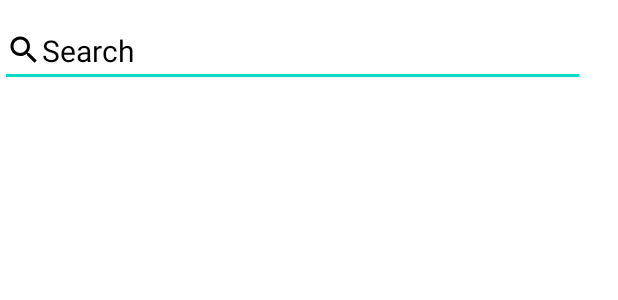
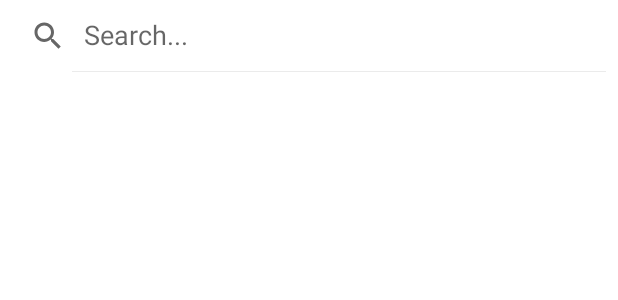
Before and after one commit to riajamesgit/CoCo_Test, an Android app: the layout fragment_search.xml on its own in the app's theme, with its tools: preview values and no code run, on a phone screen of 412 x 824 dp. Shown: the top 300 px of the screen. Run offline under Robolectric (Android 15) with nearby library versions, the phone set to English and light mode, and no system bars; Roboto replaces fonts that are not available here.

Commit message:
added what I believe should be working search functionality, search should allow a user to search for other registered usernames on the app and search suggestions should show up as a user is typing potential resutls.

```diff
--- a/app/src/main/res/layout/fragment_search.xml
+++ b/app/src/main/res/layout/fragment_search.xml
@@ -3,20 +3,36 @@
     xmlns:tools="http://schemas.android.com/tools"
     android:layout_width="match_parent"
     android:layout_height="match_parent"
+    xmlns:app="http://schemas.android.com/apk/res-auto"
     android:layout_gravity="top"
     tools:context=".SearchFragment">
 
-    <EditText
-        android:layout_width="390dp"
+<!--    <EditText-->
+<!--        android:layout_width="390dp"-->
+<!--        android:layout_height="wrap_content"-->
+<!--        android:layout_alignParentTop="true"-->
+<!--        android:layout_centerVertical="true"-->
+<!--        android:layout_marginTop="10dp"-->
+<!--        android:drawableLeft="@drawable/baseline_search_24"-->
+<!--        android:gravity="top"-->
+<!--        android:hint="Search"-->
+<!--        android:textColor="@color/black"-->
+<!--        android:textColorHint="@color/black"-->
+<!--        android:textSize="20dp" />-->
+
+    <androidx.appcompat.widget.SearchView
+        android:id="@+id/searchview_fragment_search"
+        android:layout_width="match_parent"
         android:layout_height="wrap_content"
-        android:layout_alignParentTop="true"
-        android:layout_centerVertical="true"
-        android:layout_marginTop="10dp"
-        android:drawableLeft="@drawable/baseline_search_24"
-        android:gravity="top"
-        android:hint="Search"
-        android:textColor="@color/black"
-        android:textColorHint="@color/black"
-        android:textSize="20dp" />
+        app:iconifiedByDefault="false"
+        app:queryHint="Search...">
+    </androidx.appcompat.widget.SearchView>
+
+    <ListView
+        android:id="@+id/listview_fragment_search"
+        android:layout_width="match_parent"
+        android:layout_height="match_parent">
+    </ListView>
+
 
 </RelativeLayout>
```
Also changed, not shown: app/src/main/java/edu/utsa/cs3443/coco_test/LoginActivity.java (+6 -2 lines), app/src/main/java/edu/utsa/cs3443/coco_test/SearchFragment.java (+38 -9 lines), app/src/main/java/edu/utsa/cs3443/coco_test/model/University.java (+13 -0 lines).
